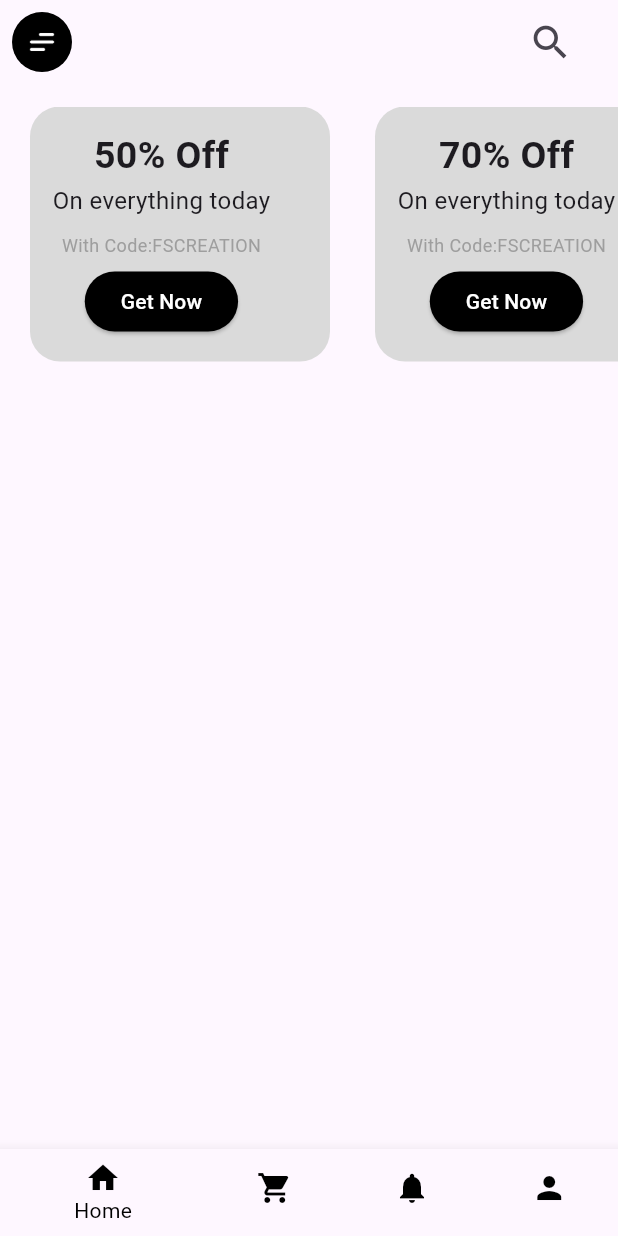
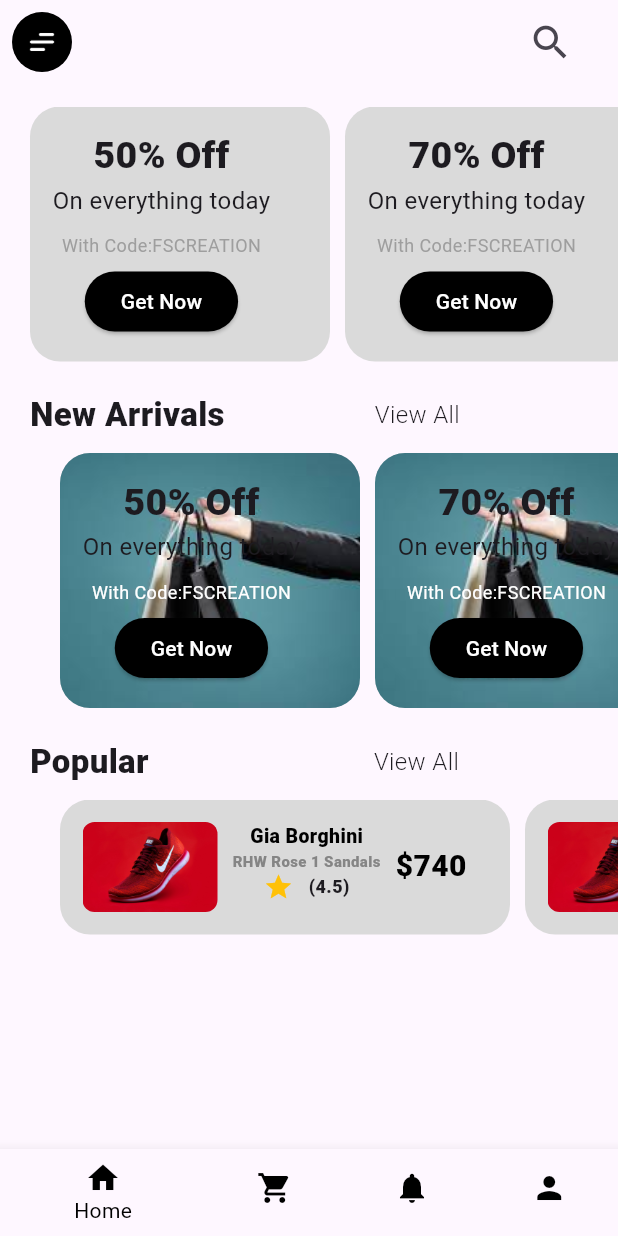
Before and after one commit to SoftwareDeveloper-flutter/shop_4, a Flutter app: the screen it shows after launch, on a phone screen of 412 x 824 dp. Run offline on Flutter 3.47's test engine with Material 3 defaults, Android fonts, the phone set to English and light mode, and no system bars.

Commit message:
screen done

```diff
--- a/lib/main.dart
+++ b/lib/main.dart
@@ -56,18 +56,88 @@ class HomeScreenState extends State<HomeScreen>{
 
       ],
         ),
-        body:Padding(
+        body:SingleChildScrollView(
+          scrollDirection: Axis.vertical,
+          child: Padding(
           padding:const EdgeInsets.only(top: 15.0),
-        child:SingleChildScrollView(
+          child:Column(
+            crossAxisAlignment: CrossAxisAlignment.start,
+            children:[
+              SingleChildScrollView(
               scrollDirection: Axis.horizontal,
               child:Row(
               children:[
                 const SizedBox(width:20),
                 customContainer(200.0, 170.0,50),
-            const SizedBox(width:30),
+                const SizedBox(width:10),
                 customContainer(200.0, 170.0,70),
+
               ],
-        ),),),
+              ),
+              ),
+              const SizedBox(height:20),
+              const Row(
+                children: [
+                       Padding(
+                        padding:EdgeInsets.only(left:20.0),
+                      child: Text("New Arrivals",style:TextStyle(fontSize:22,fontWeight:FontWeight.w900)),
+                      ),
+                       Padding(
+                        padding:EdgeInsets.only(left:100.0),
+                      child: Text("View All",style:TextStyle(fontSize:16,fontWeight:FontWeight.w300)),
+                      ),
+             ] ),
+
+               const SizedBox(height:10),
+                 Padding(
+                padding:const EdgeInsets.only(left:20.0),
+               child: SingleChildScrollView(
+              scrollDirection: Axis.horizontal,
+              child:Row(
+              children:[
+                const SizedBox(width:20),
+                customContainerWithImg(200.0, 170.0,50),
+                const SizedBox(width:10),
+                customContainerWithImg(200.0, 170.0,70),
+
+              ],
+              ),
+              ),
+              ),
+                const SizedBox(height:20),
+              const Row(
+                children: [
+                       Padding(
+                        padding:EdgeInsets.only(left:20.0),
+                      child: Text("Popular",style:TextStyle(fontSize:22,fontWeight:FontWeight.w900)),
+                      ),
+                       Padding(
+                        padding:EdgeInsets.only(left:150.0),
+                      child: Text("View All",style:TextStyle(fontSize:16,fontWeight:FontWeight.w300)),
+                      ),
+             ] ),
+
+               const SizedBox(height:10),
+                 Padding(
+                padding:const EdgeInsets.only(left:20.0),
+               child: SingleChildScrollView(
+              scrollDirection: Axis.horizontal,
+              child:Row(
+              children:[
+                const SizedBox(width:20),
+                customContainerPopular(300.0, 90.0,50),
+                const SizedBox(width:10),
+                customContainerPopular(300.0, 90.0,70),
+
+              ],
+              ),
+              ),
+              ),
+            ],
+          ),
+          ),
+        ),
+
       bottomNavigationBar:BottomNavigationBar(
 
          currentIndex: currentIndexValue,
@@ -111,7 +181,7 @@ Widget customContainer(double w,double h,int percent){
         //  Image.asset('assets/images/shop.jpg',width: 60),
          Column(
           children: [
-        Text("$percent% Off",style:const TextStyle(fontWeight:FontWeight.bold,fontSize:25)),
+        Text("$percent% Off",style:const TextStyle(fontWeight:FontWeight.w900,fontSize:25)),
         const SizedBox(width:10),
         const Text('On everything today',style: TextStyle(fontSize:16)),
         const SizedBox(height:10),
@@ -139,3 +209,130 @@ Widget customContainer(double w,double h,int percent){
 
   );
 }
+
+
+Widget customContainerWithImg(double w,double h,int percent){
+  return Container(
+    width: w,
+    height:h,
+    decoration: BoxDecoration(
+      color:const Color(0xFFDADADA),
+      borderRadius:BorderRadius.circular(20.0),
+         image: const DecorationImage(
+              image: AssetImage('assets/images/shop.jpg'),
+              fit: BoxFit.cover,
+            ),
+    ),
+
+    child:Padding(
+      padding:const EdgeInsets.all(15.0),
+    child:Row(
+      crossAxisAlignment: CrossAxisAlignment.start,
+
+      children: [
+        //  Image.asset('assets/images/shop.jpg',width: 60),
+         Column(
+          children: [
+        Text("$percent% Off",style:const TextStyle(fontWeight:FontWeight.w900,fontSize:25)),
+        const SizedBox(width:10),
+        const Text('On everything today',style: TextStyle(fontSize:16)),
+        const SizedBox(height:10),
+        const Text('With Code:FSCREATION',style:TextStyle(color:Colors.white,fontSize:12),),
+
+         Padding(
+          padding:const EdgeInsets.only(top:5.0,bottom: 1.0),
+          child:ElevatedButton(
+          onPressed: (){},
+          style:ElevatedButton.styleFrom(
+              backgroundColor:Colors.black,
+             foregroundColor: Colors.white
+
+          ),
+          child:const Text("Get Now")
+        ),),
+      ],)
+
+      ],
+
+    ),
+
+    ),
+
+
+  );
+}
+
+
+
+
+
+
+Widget customContainerPopular(double w,double h,int percent){
+  return Container(
+    width: w,
+    height:h,
+    decoration: BoxDecoration(
+      color:const Color(0xFFDADADA),
+      borderRadius:BorderRadius.circular(20.0),
+    ),
+
+    child:Padding(
+      padding:const EdgeInsets.all(15.0),
+    child:Row(
+      crossAxisAlignment: CrossAxisAlignment.start,
+
+      children: [
+
+         Column(
+          children: [
+                  ClipRRect(
+        borderRadius: BorderRadius.circular(8.0),
+        child: Image.asset(
+          'assets/images/shoe.jpg',
+          width: 90,
+        ),
+      )
+
+        ],
+      ),
+          const Padding(
+              padding:EdgeInsets.only(left:10.0),
+        child:Column(
+        children:[
+          Text("Gia Borghini",style:TextStyle(color:Colors.black,fontSize:13,fontWeight:FontWeight.w900)),
+          Text("RHW Rose 1 Sandals",style:TextStyle(color:Color.fromARGB(255, 133, 133, 133),fontSize:10,fontWeight:FontWeight.w900)),
+          Row(
+            children: [
+            Icon(
+                Icons.star,
+                color: Colors.amber,
+                size: 20.0,
+              ),
+              SizedBox(width:10),
+              Text("(4.5)",style:TextStyle(fontSize:12,fontWeight:FontWeight.w900))
+            ],
+          ),
+
+
+        ],
+        ),
+       ),
+
+        const Padding(
+              padding:EdgeInsets.only(left:10.0),
+        child:Column(
+        children:[
+          SizedBox(height:15),
+          Text("\$740",style:TextStyle(color:Colors.black,fontSize:20,fontWeight:FontWeight.w900)),
+        ],
+        ),
+       ),
+      ],
+
+    ),
+
+    ),
+
+
+  );
+}
```
Also changed, not shown: assets/images/shoe.jpg (added). Lines whose indentation alone changed are shown as unchanged.
